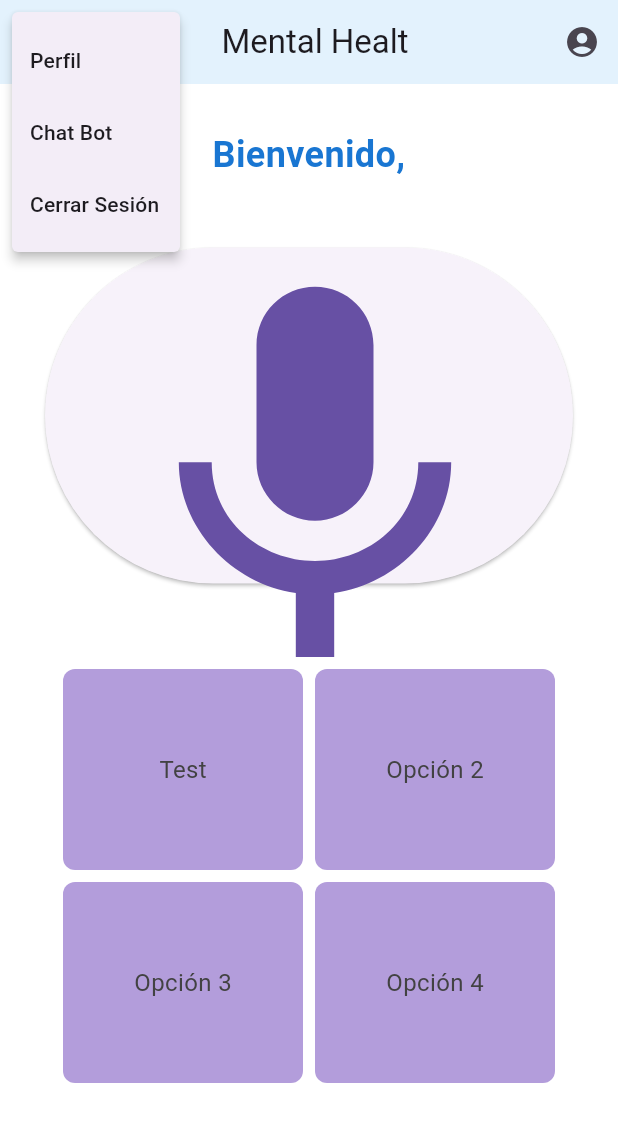
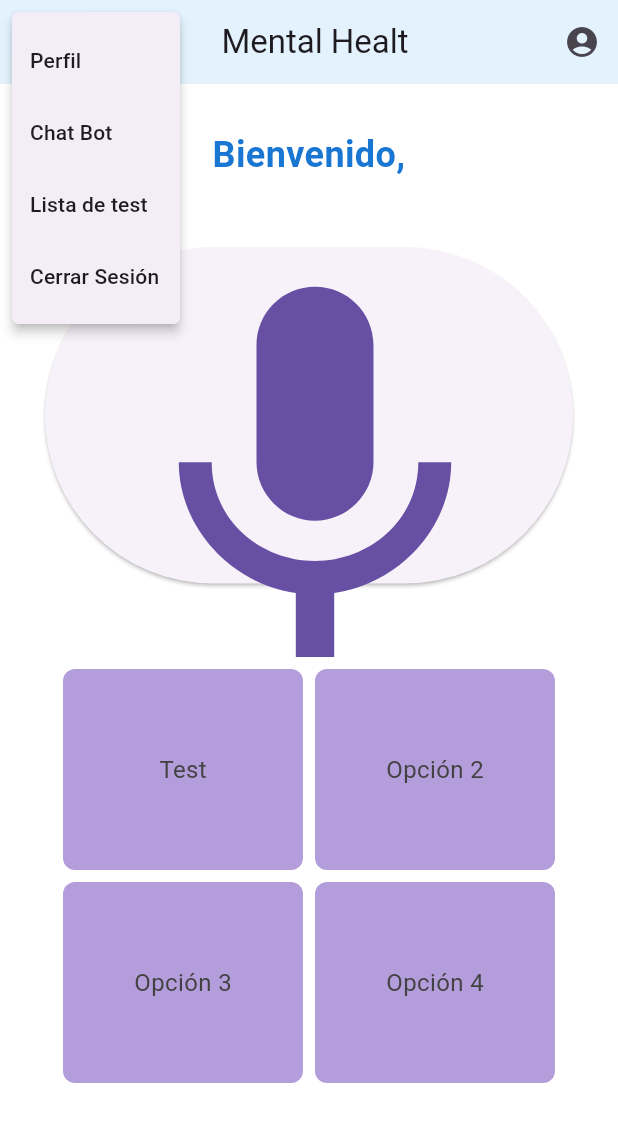
Before and after one commit to Odenais/mental_health, a Flutter app: the HomePage screen opened by its route, after a tap on the "menu" icon, on a phone screen of 412 x 824 dp. Shown: the top 1122 px of the screen. Run offline on Flutter 3.47's test engine with Material 3 defaults, Android fonts, the phone set to English and light mode, and no system bars; our stand-ins replace avatar_glow, cloud_firestore, firebase_auth, firebase_core, flutter_tts, google_generative_ai and 1 more; accounts and stored records are empty.

Commit message:
Update home.dart

```diff
--- a/lib/pages/home/home.dart
+++ b/lib/pages/home/home.dart
@@ -51,10 +51,10 @@ class _HomePageState extends State<HomePage> {
     ];
 
     List<String> lateNightGreetings = [
-      "Hola $_apodo, sé que es tarde, pero espero que encuentres un poco de calma esta noche. 🌜",
-      "Buenas noches $_apodo, espero que encuentres paz y tranquilidad para descansar bien. 🌙",
-      "Hola $_apodo, aunque sea tarde, recuerda que siempre hay un nuevo amanecer por venir. 🌌",
-      "Buenas noches $_apodo, espero que encuentres serenidad y tranquilidad para dormir mejor. 💤",
+      "Hola $_apodo, sé que es tarde, pero espero que encuentres un poco de calma esta noche.",
+      "Buenas noches $_apodo, espero que encuentres paz y tranquilidad para descansar bien.",
+      "Hola $_apodo, aunque sea tarde, recuerda que siempre hay un nuevo amanecer por venir.",
+      "Buenas noches $_apodo, espero que encuentres serenidad y tranquilidad para dormir mejor.",
     ];
 
     // Obtén la hora actual
@@ -137,6 +137,10 @@ class _HomePageState extends State<HomePage> {
                 child: Text('Chat Bot'),
               ),
               PopupMenuItem(
+                value: 'listTests',
+                child: Text('Lista de test'),
+              ),
+              PopupMenuItem(
                 value: 'logout',
                 child: Text('Cerrar Sesión'),
               ),
@@ -157,7 +161,7 @@ class _HomePageState extends State<HomePage> {
             ),
             child: Center(
               child: Text(
-                'Bienvenido, ${user?.email ?? 'Usuario'}',
+                'Bienvenido, $_apodo',
                 style: TextStyle(
                   fontSize: 24,
                   fontWeight: FontWeight.bold,
```
